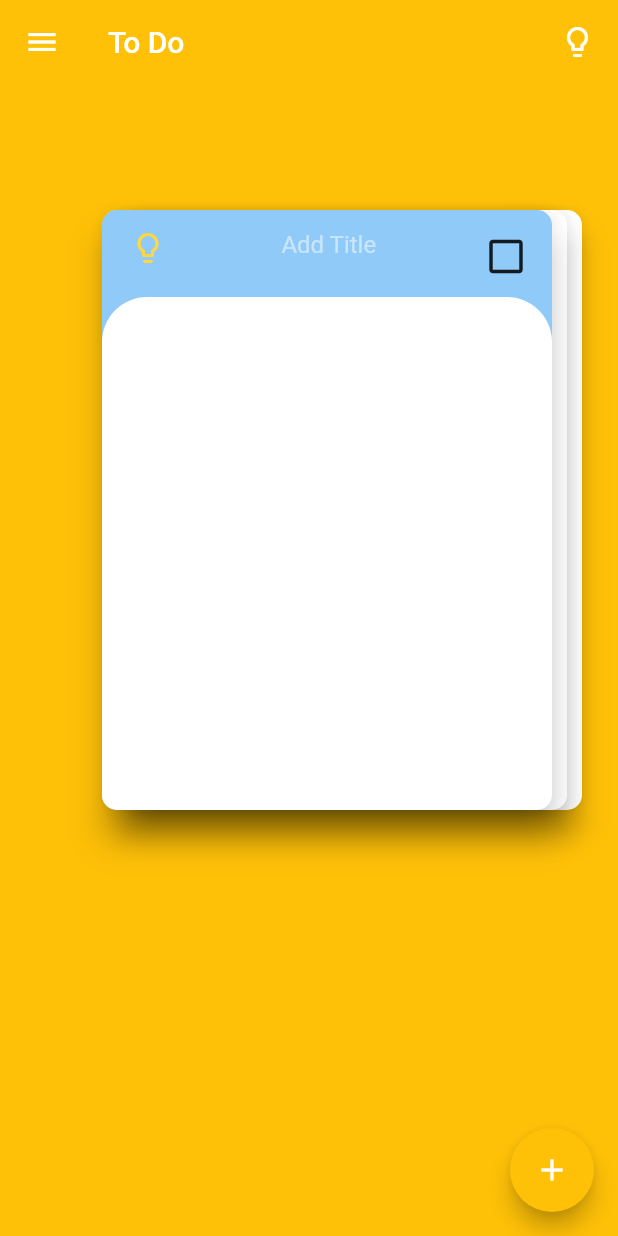
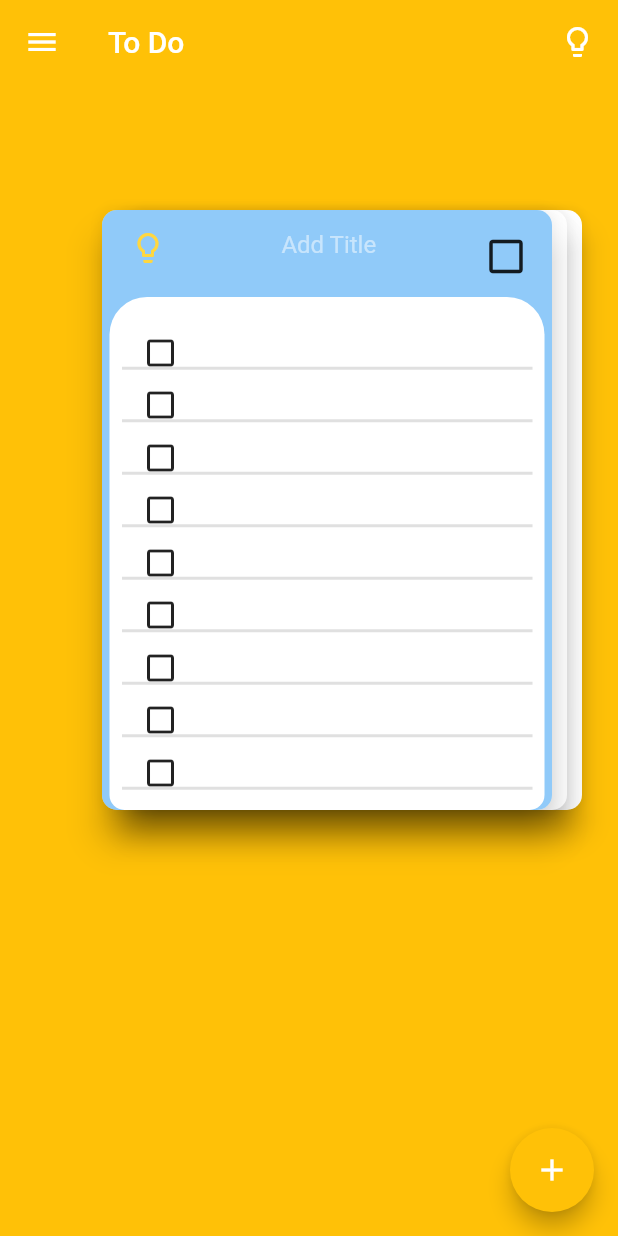
Before and after one commit to Maverick099/TODO, a Flutter app: the screen it shows after launch, on a phone screen of 412 x 824 dp. Run offline on Flutter 3.47's test engine with Material 2 defaults, Android fonts, the light colour scheme and no system bars.

Commit message:
addded check boxes in the cards

```diff
--- a/to_do/lib/globalVariables.dart
+++ b/to_do/lib/globalVariables.dart
@@ -1 +1 @@
-int minimisedListCounter = 3;
+int minimisedListCounter = 20;
--- a/to_do/lib/main.dart
+++ b/to_do/lib/main.dart
@@ -1,4 +1,7 @@
 import 'package:flutter/material.dart';
+import 'package:flutter/rendering.dart';
+
+import 'package:to_do/globalVariables.dart' as global;
 
 void main() {
   runApp(MyApp());
@@ -40,16 +43,6 @@ class MyHomePage extends StatefulWidget {
 }
 
 class _MyHomePageState extends State<MyHomePage> {
-  int _counter = 0;
-
-  void _incrementCounter() {
-    setState(() {});
-  }
-
-  void incrementCounter() {
-    _counter++;
-  }
-
   @override
   Widget build(BuildContext context) {
     return Scaffold(
@@ -116,8 +109,6 @@ class _MyHomePageState extends State<MyHomePage> {
       ),
       floatingActionButton: FloatingActionButton(
         onPressed: () {
-          incrementCounter();
-          _incrementCounter();
           print("action button pressed");
         },
         tooltip: 'new',
@@ -238,17 +229,22 @@ class _ToDoCardState extends State<ToDoCard> {
                   ),
                 ),
                 Padding(
-                  padding: const EdgeInsets.only(top: 8.0),
+                  padding:
+                      const EdgeInsets.only(top: 8.0, left: 5.0, right: 5.0),
                   child: Container(
-                    width: 300,
                     height: 342,
+                    width: 290,
                     decoration: BoxDecoration(
                       color: Colors.white,
                       borderRadius: BorderRadius.only(
-                          topLeft: Radius.circular(30.0),
-                          topRight: Radius.circular(30.0),
+                          topLeft: Radius.circular(25.0),
+                          topRight: Radius.circular(25.0),
                           bottomLeft: Radius.circular(10.0),
                           bottomRight: Radius.circular(10.0)),
+                    ),
+                    child: Padding(
+                      padding: EdgeInsets.fromLTRB(8.0, 15.0, 8.0, 5.0),
+                      child: MinimisedCardList(),
                     ),
                   ),
                 ),
@@ -260,3 +256,49 @@ class _ToDoCardState extends State<ToDoCard> {
     );
   }
 }
+
+class MinimisedCardList extends StatefulWidget {
+  MinimisedCardList({Key key}) : super(key: key);
+  @override
+  _MinimisedCardListState createState() => _MinimisedCardListState();
+}
+
+class _MinimisedCardListState extends State<MinimisedCardList> {
+  @override
+  Widget build(BuildContext context) {
+    bool minimisedIsChecked = false;
+    return ListView.separated(
+      itemCount: global.minimisedListCounter,
+      itemBuilder: (context, index) {
+        return Container(
+          height: 30,
+          width: 280,
+          // color: Colors.blueAccent,
+          child: Row(
+            children: <Widget>[
+              Padding(
+                padding: EdgeInsets.all(2.0),
+                child: Center(
+                  child: IconButton(
+                      icon: (!minimisedIsChecked)
+                          ? Icon(Icons.check_box_outline_blank)
+                          : Icon(Icons.check_box),
+                      onPressed: () {
+                        minimisedIsChecked = !minimisedIsChecked;
+                        setState(() {
+
+                        });
+                      }),
+                ),
+              )
+            ],
+          ),
+        );
+      },
+      separatorBuilder: (context, index) => new Divider(
+        thickness: 2.0,
+        height: 5.0,
+      ),
+    );
+  }
+}
```
